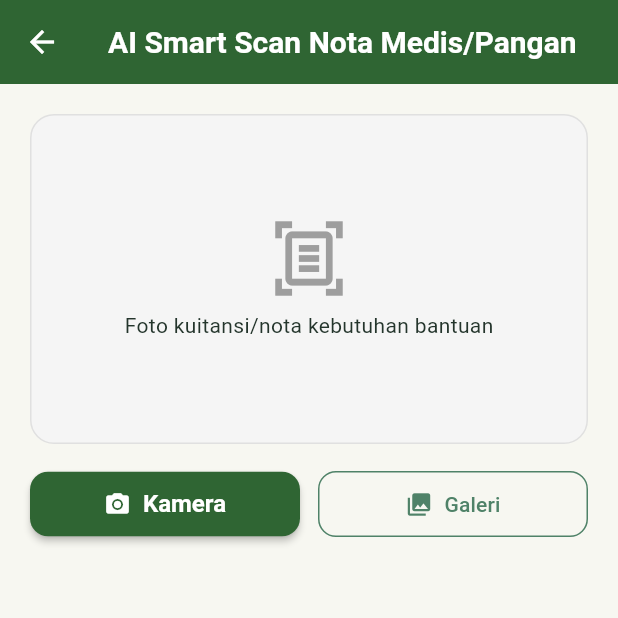
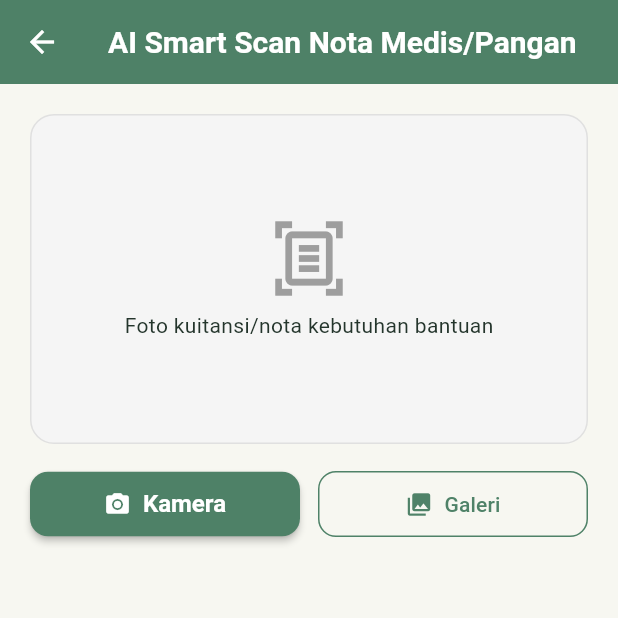
Before and after one commit to rizqiieh/PROJECT_AKHIR_KITABANTU, a Flutter app: the BerandaScreen screen opened directly, after a tap on "AI Scan Nota", on a phone screen of 412 x 824 dp, the top half of it. Run offline on Flutter 3.47's test engine with Material 3 defaults, Android fonts, the phone set to English and light mode, and no system bars; our stand-ins replace flutter_local_notifications, flutter_map, flutter_riverpod, flutter_secure_storage, geolocator, google_generative_ai and 7 more; missing offline and left inert: google_mlkit_text_recognition; accounts and stored records are empty.

Commit message:
feat: customize app logo branding and update launcher icons

```diff
--- a/lib/ui/screens/campaign/scan_receipt_screen.dart
+++ b/lib/ui/screens/campaign/scan_receipt_screen.dart
@@ -58,7 +58,7 @@ class _ScanReceiptScreenState extends State<ScanReceiptScreen> {
     return Scaffold(
       appBar: AppBar(
         title: const Text('AI Smart Scan Nota Medis/Pangan'),
-        backgroundColor: const Color(0xFF2F6533),
+        backgroundColor: const Color.fromARGB(255, 78, 129, 103),
         foregroundColor: Colors.white,
       ),
       body: SingleChildScrollView(
@@ -95,7 +95,7 @@ class _ScanReceiptScreenState extends State<ScanReceiptScreen> {
                 Expanded(
                   child: ElevatedButton.icon(
                     style: ElevatedButton.styleFrom(
-                      backgroundColor: const Color(0xFF2F6533),
+                      backgroundColor: const Color.fromARGB(255, 78, 129, 103),
                       foregroundColor: Colors.white,
                       padding: const EdgeInsets.symmetric(vertical: 12),
                     ),
--- a/lib/ui/screens/home/beranda_screen.dart
+++ b/lib/ui/screens/home/beranda_screen.dart
@@ -60,18 +60,11 @@ class _BerandaScreenState extends ConsumerState<BerandaScreen> {
                   children: [
                     Row(
                       children: [
-                        Container(
-                          padding: const EdgeInsets.all(6),
-                          decoration: BoxDecoration(
-                            color: const Color(0xFF26533C).withValues(alpha: 0.1),
-                            borderRadius: BorderRadius.circular(10),
-                          ),
-                          child: const Icon(
-                            Icons.volunteer_activism,
-                            color: Color(0xFF26533C),
-                            size: 24,
-                          ),
-                        ),
+                        Image.asset(
+  'assets/images/LogoKitaBantu.png',
+  width: 28,
+  height: 28,
+),
                         const SizedBox(width: 8),
                         const Text(
                           'KitaBantu',
```
Also changed, not shown: lib/ui/screens/auth/splash_screen.dart (+6 -4 lines), lib/ui/screens/profile/profil_screen.dart (+5 -2 lines), lib/ui/screens/profile/saran_kesan_screen.dart (+16 -7 lines), pubspec.yaml (+7 -0 lines), pubspec.lock, 5 other files.
